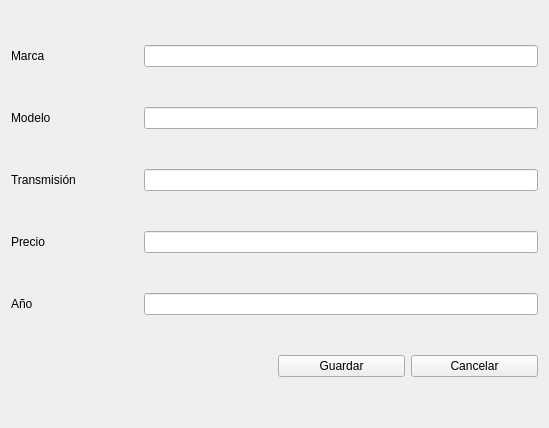
Willians-Dev/cars_store, file car_store/views/cars_form.ui: the form before one commit.
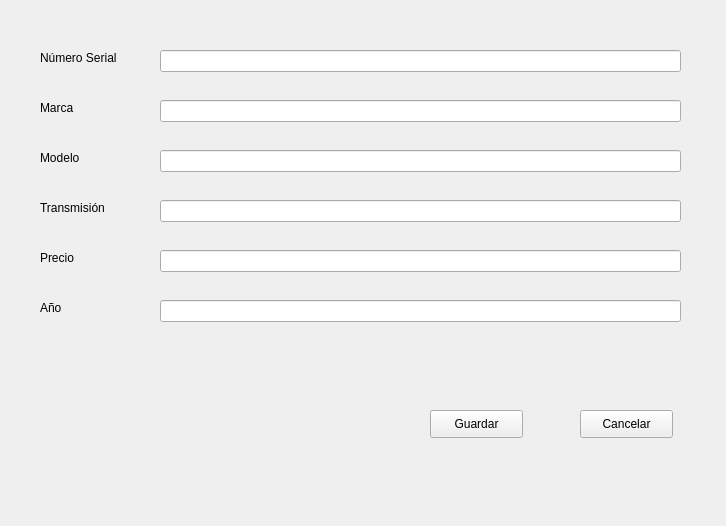
The form after the commit.

The edit to the form file:
```diff
--- a/car_store/views/cars_form.ui
+++ b/car_store/views/cars_form.ui
@@ -6,79 +6,183 @@
    <rect>
     <x>0</x>
     <y>0</y>
-    <width>549</width>
-    <height>428</height>
+    <width>726</width>
+    <height>526</height>
    </rect>
   </property>
   <property name="windowTitle">
    <string>Nuevo Carro</string>
   </property>
-  <layout class="QGridLayout" name="gridLayout">
-   <item row="2" column="0">
-    <widget class="QLabel" name="label_3">
-     <property name="text">
-      <string>Transmisión</string>
-     </property>
-    </widget>
-   </item>
-   <item row="5" column="2">
-    <widget class="QPushButton" name="saveCarButton">
-     <property name="text">
-      <string>Guardar</string>
-     </property>
-    </widget>
-   </item>
-   <item row="2" column="1" colspan="3">
-    <widget class="QLineEdit" name="transmisionTextLine"/>
-   </item>
-   <item row="3" column="1" colspan="3">
-    <widget class="QLineEdit" name="priceTextLine"/>
-   </item>
-   <item row="0" column="1" colspan="3">
-    <widget class="QLineEdit" name="brandTextLine"/>
-   </item>
-   <item row="1" column="1" colspan="3">
-    <widget class="QLineEdit" name="modelTextLine"/>
-   </item>
-   <item row="1" column="0">
-    <widget class="QLabel" name="label_2">
-     <property name="text">
-      <string>Modelo</string>
-     </property>
-    </widget>
-   </item>
-   <item row="5" column="3">
-    <widget class="QPushButton" name="cancelCarButton">
-     <property name="text">
-      <string>Cancelar</string>
-     </property>
-    </widget>
-   </item>
-   <item row="3" column="0">
-    <widget class="QLabel" name="label_4">
-     <property name="text">
-      <string>Precio</string>
-     </property>
-    </widget>
-   </item>
-   <item row="0" column="0">
-    <widget class="QLabel" name="label">
-     <property name="text">
-      <string>Marca</string>
-     </property>
-    </widget>
-   </item>
-   <item row="4" column="0">
-    <widget class="QLabel" name="label_5">
-     <property name="text">
-      <string>Año</string>
-     </property>
-    </widget>
-   </item>
-   <item row="4" column="1" colspan="3">
-    <widget class="QLineEdit" name="yearTextLine"/>
-   </item>
-  </layout>
+  <widget class="QLabel" name="label">
+   <property name="geometry">
+    <rect>
+     <x>40</x>
+     <y>50</y>
+     <width>91</width>
+     <height>16</height>
+    </rect>
+   </property>
+   <property name="text">
+    <string>Número Serial</string>
+   </property>
+  </widget>
+  <widget class="QLabel" name="label_2">
+   <property name="geometry">
+    <rect>
+     <x>40</x>
+     <y>100</y>
+     <width>62</width>
+     <height>16</height>
+    </rect>
+   </property>
+   <property name="text">
+    <string>Marca</string>
+   </property>
+  </widget>
+  <widget class="QLineEdit" name="brandTextLine">
+   <property name="geometry">
+    <rect>
+     <x>160</x>
+     <y>100</y>
+     <width>521</width>
+     <height>22</height>
+    </rect>
+   </property>
+  </widget>
+  <widget class="QLineEdit" name="serialTextLine">
+   <property name="geometry">
+    <rect>
+     <x>160</x>
+     <y>50</y>
+     <width>521</width>
+     <height>22</height>
+    </rect>
+   </property>
+  </widget>
+  <widget class="QPushButton" name="saveCarsButton">
+   <property name="geometry">
+    <rect>
+     <x>430</x>
+     <y>410</y>
+     <width>93</width>
+     <height>28</height>
+    </rect>
+   </property>
+   <property name="text">
+    <string>Guardar</string>
+   </property>
+  </widget>
+  <widget class="QPushButton" name="cancelCarsButton">
+   <property name="geometry">
+    <rect>
+     <x>580</x>
+     <y>410</y>
+     <width>93</width>
+     <height>28</height>
+    </rect>
+   </property>
+   <property name="text">
+    <string>Cancelar</string>
+   </property>
+  </widget>
+  <widget class="QLineEdit" name="modelTextLine">
+   <property name="geometry">
+    <rect>
+     <x>160</x>
+     <y>150</y>
+     <width>521</width>
+     <height>22</height>
+    </rect>
+   </property>
+   <property name="text">
+    <string/>
+   </property>
+  </widget>
+  <widget class="QLabel" name="label_3">
+   <property name="geometry">
+    <rect>
+     <x>40</x>
+     <y>150</y>
+     <width>62</width>
+     <height>16</height>
+    </rect>
+   </property>
+   <property name="text">
+    <string>Modelo</string>
+   </property>
+  </widget>
+  <widget class="QLineEdit" name="transmisionTextLine">
+   <property name="geometry">
+    <rect>
+     <x>160</x>
+     <y>200</y>
+     <width>521</width>
+     <height>22</height>
+    </rect>
+   </property>
+  </widget>
+  <widget class="QLabel" name="label_4">
+   <property name="geometry">
+    <rect>
+     <x>40</x>
+     <y>200</y>
+     <width>81</width>
+     <height>16</height>
+    </rect>
+   </property>
+   <property name="text">
+    <string>Transmisión</string>
+   </property>
+  </widget>
+  <widget class="QLineEdit" name="priceTextLine">
+   <property name="geometry">
+    <rect>
+     <x>160</x>
+     <y>250</y>
+     <width>521</width>
+     <height>22</height>
+    </rect>
+   </property>
+   <property name="text">
+    <string/>
+   </property>
+  </widget>
+  <widget class="QLabel" name="label_5">
+   <property name="geometry">
+    <rect>
+     <x>40</x>
+     <y>250</y>
+     <width>62</width>
+     <height>16</height>
+    </rect>
+   </property>
+   <property name="text">
+    <string>Precio</string>
+   </property>
+  </widget>
+  <widget class="QLineEdit" name="yearTextLine">
+   <property name="geometry">
+    <rect>
+     <x>160</x>
+     <y>300</y>
+     <width>521</width>
+     <height>22</height>
+    </rect>
+   </property>
+  </widget>
+  <widget class="QLabel" name="label_6">
+   <property name="geometry">
+    <rect>
+     <x>40</x>
+     <y>300</y>
+     <width>62</width>
+     <height>16</height>
+    </rect>
+   </property>
+   <property name="text">
+    <string>Año</string>
+   </property>
+  </widget>
  </widget>
  <resources/>
  <connections/>
```
Left out of the diff: 4 changed lines with no effect on the pictures.
